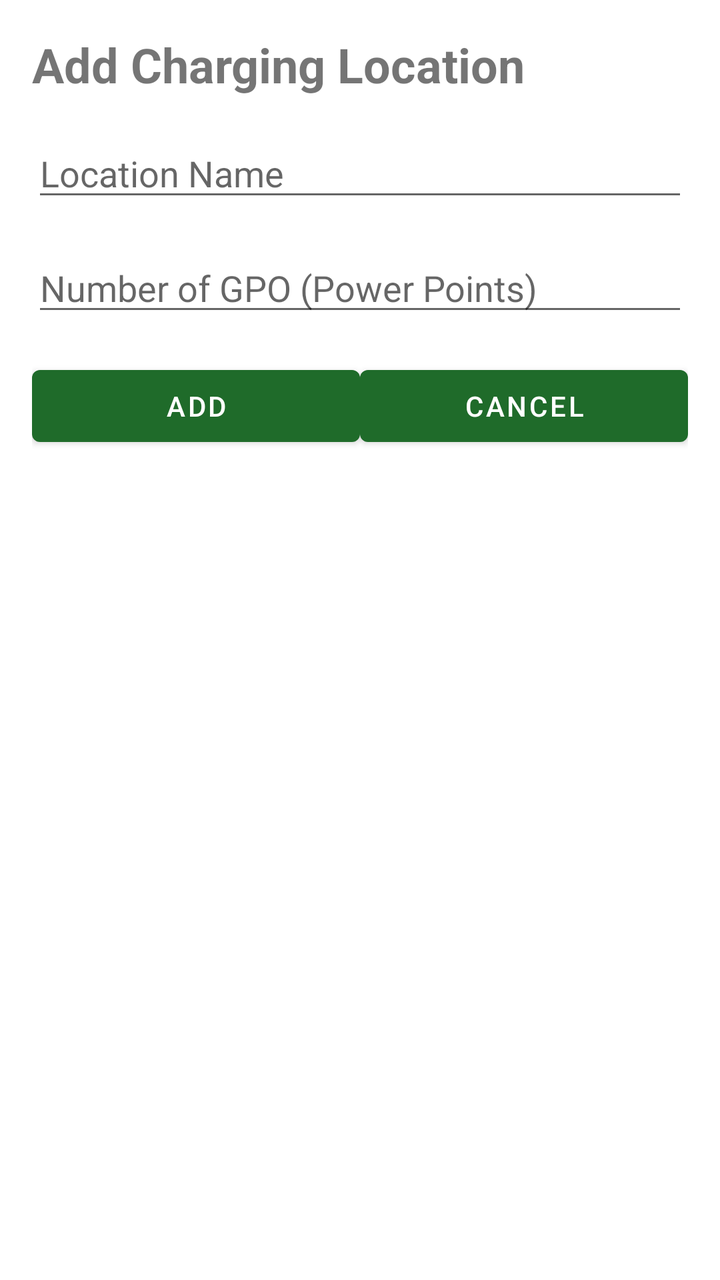
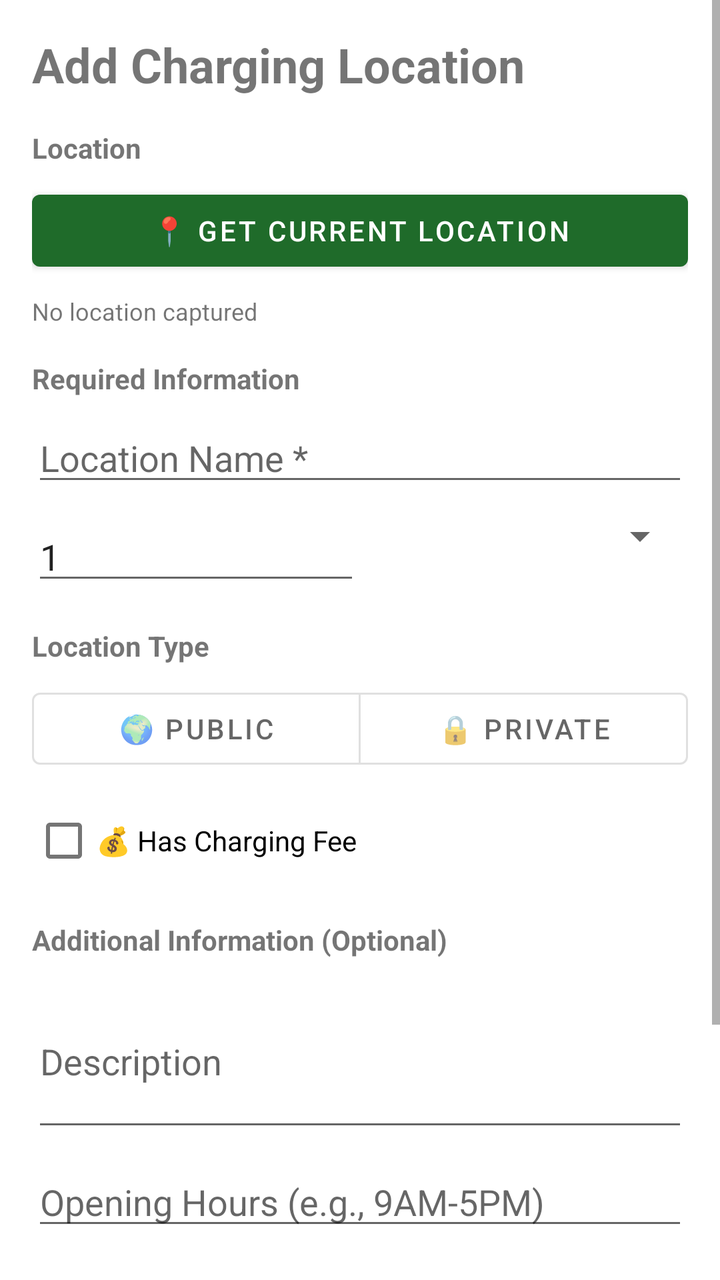

An Android layout rendered at two revisions. The XML below is the earlier revision; the diff shows what the commit changed to produce the second picture.
<!-- AndroidManifest.xml: application theme Theme.PEVPlugShare -->
<!-- res/layout/activity_add_location.xml -->
<?xml version="1.0" encoding="utf-8"?>
<ScrollView xmlns:android="http://schemas.android.com/apk/res/android"
    android:layout_width="match_parent"
    android:layout_height="match_parent">

    <LinearLayout
        android:layout_width="match_parent"
        android:layout_height="wrap_content"
        android:orientation="vertical"
        android:padding="16dp">

        <TextView
            android:layout_width="wrap_content"
            android:layout_height="wrap_content"
            android:text="@string/add_location_title"
            android:textSize="24sp"
            android:textStyle="bold" />

        <EditText
            android:id="@+id/location_name"
            android:layout_width="match_parent"
            android:layout_height="wrap_content"
            android:layout_marginTop="16dp"
            android:hint="@string/location_name"
            android:inputType="text" />

        <EditText
            android:id="@+id/gpo_count"
            android:layout_width="match_parent"
            android:layout_height="wrap_content"
            android:layout_marginTop="16dp"
            android:hint="@string/gpo_count"
            android:inputType="number" />

        <LinearLayout
            android:layout_width="match_parent"
            android:layout_height="wrap_content"
            android:layout_marginTop="16dp"
            android:orientation="horizontal"
            android:spacing="8dp">

            <Button
                android:id="@+id/add_button"
                android:layout_width="0dp"
                android:layout_height="wrap_content"
                android:layout_weight="1"
                android:text="@string/add_button" />

            <Button
                android:id="@+id/cancel_button"
                android:layout_width="0dp"
                android:layout_height="wrap_content"
                android:layout_weight="1"
                android:text="@string/cancel_button" />

        </LinearLayout>

    </LinearLayout>

</ScrollView>
<!-- resources referenced by this layout -->
<resources>
  <string name="add_button">Add</string>
  <string name="add_location_title">Add Charging Location</string>
  <string name="cancel_button">Cancel</string>
  <string name="gpo_count">Number of GPO (Power Points)</string>
  <string name="location_name">Location Name</string>
  <style name="Theme.PEVPlugShare" parent="Theme.MaterialComponents.Light">
          <item name="colorPrimary">@color/md_theme_primary</item>
          <item name="colorSecondary">@color/md_theme_secondary</item>
          <item name="colorError">@color/md_theme_error</item>
      </style>
  <color name="md_theme_primary">#1f6b2a</color>
  <color name="md_theme_secondary">#2d7a3f</color>
  <color name="md_theme_error">#c00000</color>
</resources>

<!-- the commit's change to res/layout/activity_add_location.xml (unified diff, before → after) -->
@@ -1,5 +1,6 @@
 <?xml version="1.0" encoding="utf-8"?>
 <ScrollView xmlns:android="http://schemas.android.com/apk/res/android"
+    xmlns:app="http://schemas.android.com/apk/res-auto"
     android:layout_width="match_parent"
     android:layout_height="match_parent">
 
@@ -9,50 +10,237 @@
         android:orientation="vertical"
         android:padding="16dp">
 
+        
         <TextView
             android:layout_width="wrap_content"
             android:layout_height="wrap_content"
-            android:text="@string/add_location_title"
+            android:text="Add Charging Location"
             android:textSize="24sp"
             android:textStyle="bold" />
 
-        <EditText
-            android:id="@+id/location_name"
-            android:layout_width="match_parent"
-            android:layout_height="wrap_content"
-            android:layout_marginTop="16dp"
-            android:hint="@string/location_name"
-            android:inputType="text" />
-
-        <EditText
-            android:id="@+id/gpo_count"
-            android:layout_width="match_parent"
-            android:layout_height="wrap_content"
-            android:layout_marginTop="16dp"
-            android:hint="@string/gpo_count"
-            android:inputType="number" />
-
-        <LinearLayout
-            android:layout_width="match_parent"
-            android:layout_height="wrap_content"
-            android:layout_marginTop="16dp"
+        
+        <LinearLayout
+            android:layout_width="match_parent"
+            android:layout_height="wrap_content"
+            android:layout_marginTop="16dp"
+            android:orientation="vertical">
+
+            <TextView
+                android:layout_width="wrap_content"
+                android:layout_height="wrap_content"
+                android:text="Location"
+                android:textStyle="bold" />
+
+            <Button
+                android:id="@+id/getLocationButton"
+                android:layout_width="match_parent"
+                android:layout_height="wrap_content"
+                android:layout_marginTop="8dp"
+                android:text="📍 Get Current Location" />
+
+            <TextView
+                android:id="@+id/locationCoordinates"
+                android:layout_width="match_parent"
+                android:layout_height="wrap_content"
+                android:layout_marginTop="8dp"
+                android:text="No location captured"
+                android:textSize="12sp" />
+        </LinearLayout>
+
+        
+        <LinearLayout
+            android:layout_width="match_parent"
+            android:layout_height="wrap_content"
+            android:layout_marginTop="16dp"
+            android:orientation="vertical">
+
+            <TextView
+                android:layout_width="wrap_content"
+                android:layout_height="wrap_content"
+                android:text="Required Information"
+                android:textStyle="bold" />
+
+            <EditText
+                android:id="@+id/locationNameInput"
+                android:layout_width="match_parent"
+                android:layout_height="wrap_content"
+                android:layout_marginTop="8dp"
+                android:hint="Location Name *"
+                android:inputType="text" />
+
+            <LinearLayout
+                android:layout_width="match_parent"
+                android:layout_height="wrap_content"
+                android:layout_marginTop="8dp"
+                android:orientation="horizontal"
+                android:spacing="8dp">
+
+                <EditText
+                    android:id="@+id/gpoCountInput"
+                    android:layout_width="0dp"
+                    android:layout_height="wrap_content"
+                    android:layout_weight="1"
+                    android:hint="GPO Count *"
+                    android:inputType="number"
+                    android:text="1" />
+
+                <Spinner
+                    android:id="@+id/socketTypeSpinner"
+                    android:layout_width="0dp"
+                    android:layout_height="wrap_content"
+                    android:layout_weight="1" />
+            </LinearLayout>
+        </LinearLayout>
+
+        
+        <LinearLayout
+            android:layout_width="match_parent"
+            android:layout_height="wrap_content"
+            android:layout_marginTop="16dp"
+            android:orientation="vertical">
+
+            <TextView
+                android:layout_width="wrap_content"
+                android:layout_height="wrap_content"
+                android:text="Location Type"
+                android:textStyle="bold" />
+
+            <com.google.android.material.button.MaterialButtonToggleGroup
+                android:id="@+id/accessTypeToggleGroup"
+                android:layout_width="match_parent"
+                android:layout_height="wrap_content"
+                android:layout_marginTop="8dp"
+                app:selectionRequired="true"
+                app:singleSelection="true">
+
+                <Button
+                    android:id="@+id/publicButton"
+                    android:layout_width="0dp"
+                    android:layout_height="wrap_content"
+                    android:layout_weight="1"
+                    android:text="🌍 Public"
+                    style="@style/Widget.MaterialComponents.Button.OutlinedButton" />
+
+                <Button
+                    android:id="@+id/privateButton"
+                    android:layout_width="0dp"
+                    android:layout_height="wrap_content"
+                    android:layout_weight="1"
+                    android:text="🔒 Private"
+                    style="@style/Widget.MaterialComponents.Button.OutlinedButton" />
+            </com.google.android.material.button.MaterialButtonToggleGroup>
+
+            <CheckBox
+                android:id="@+id/feeCheckbox"
+                android:layout_width="wrap_content"
+                android:layout_height="wrap_content"
+                android:layout_marginTop="8dp"
+                android:text="💰 Has Charging Fee" />
+
+            <LinearLayout
+                android:id="@+id/feeDetailsSection"
+                android:layout_width="match_parent"
+                android:layout_height="wrap_content"
+                android:layout_marginTop="8dp"
+                android:orientation="vertical"
+                android:visibility="gone">
+
+                <EditText
+                    android:id="@+id/providerNameInput"
+                    android:layout_width="match_parent"
+                    android:layout_height="wrap_content"
+                    android:hint="Provider Name"
+                    android:inputType="text" />
+
+                <EditText
+                    android:id="@+id/chargingCostsInput"
+                    android:layout_width="match_parent"
+                    android:layout_height="wrap_content"
+                    android:layout_marginTop="8dp"
+                    android:hint="Charging Costs (e.g., $5 per kWh)"
+                    android:inputType="text" />
+
+                <EditText
+                    android:id="@+id/providerWebsiteInput"
+                    android:layout_width="match_parent"
+                    android:layout_height="wrap_content"
+                    android:layout_marginTop="8dp"
+                    android:hint="Provider Website"
+                    android:inputType="textUri" />
+            </LinearLayout>
+        </LinearLayout>
+
+        
+        <LinearLayout
+            android:layout_width="match_parent"
+            android:layout_height="wrap_content"
+            android:layout_marginTop="16dp"
+            android:orientation="vertical">
+
+            <TextView
+                android:layout_width="wrap_content"
+                android:layout_height="wrap_content"
+                android:text="Additional Information (Optional)"
+                android:textStyle="bold" />
+
+            <EditText
+                android:id="@+id/descriptionInput"
+                android:layout_width="match_parent"
+                android:layout_height="wrap_content"
+                android:layout_marginTop="8dp"
+                android:hint="Description"
+                android:inputType="textMultiLine"
+                android:lines="3" />
+
+            <EditText
+                android:id="@+id/openingHoursInput"
+                android:layout_width="match_parent"
+                android:layout_height="wrap_content"
+                android:layout_marginTop="8dp"
+                android:hint="Opening Hours (e.g., 9AM-5PM)"
+                android:inputType="text" />
+
+            <EditText
+                android:id="@+id/additionalInfoInput"
+                android:layout_width="match_parent"
+                android:layout_height="wrap_content"
+                android:layout_marginTop="8dp"
+                android:hint="Additional Information"
+                android:inputType="textMultiLine"
+                android:lines="3" />
+        </LinearLayout>
+
+        
+        <ProgressBar
+            android:id="@+id/progressBar"
+            android:layout_width="wrap_content"
+            android:layout_height="wrap_content"
+            android:layout_gravity="center"
+            android:layout_marginTop="16dp"
+            android:visibility="gone" />
+
+        
+        <LinearLayout
+            android:layout_width="match_parent"
+            android:layout_height="wrap_content"
+            android:layout_marginTop="24dp"
             android:orientation="horizontal"
             android:spacing="8dp">
 
             <Button
-                android:id="@+id/add_button"
+                android:id="@+id/submitButton"
                 android:layout_width="0dp"
                 android:layout_height="wrap_content"
                 android:layout_weight="1"
-                android:text="@string/add_button" />
+                android:text="Add Location" />
 
             <Button
-                android:id="@+id/cancel_button"
+                android:id="@+id/cancelButton"
                 android:layout_width="0dp"
                 android:layout_height="wrap_content"
                 android:layout_weight="1"
-                android:text="@string/cancel_button" />
-
+                android:text="Cancel"
+                style="@style/Widget.MaterialComponents.Button.OutlinedButton" />
         </LinearLayout>
 
     </LinearLayout>
<!-- resource entries referenced after the edit -->
@@ -1,10 +1,5 @@
 <!-- resources referenced by this layout -->
 <resources>
-  <string name="add_button">Add</string>
-  <string name="add_location_title">Add Charging Location</string>
-  <string name="cancel_button">Cancel</string>
-  <string name="gpo_count">Number of GPO (Power Points)</string>
-  <string name="location_name">Location Name</string>
   <style name="Theme.PEVPlugShare" parent="Theme.MaterialComponents.Light">
           <item name="colorPrimary">@color/md_theme_primary</item>
           <item name="colorSecondary">@color/md_theme_secondary</item>
